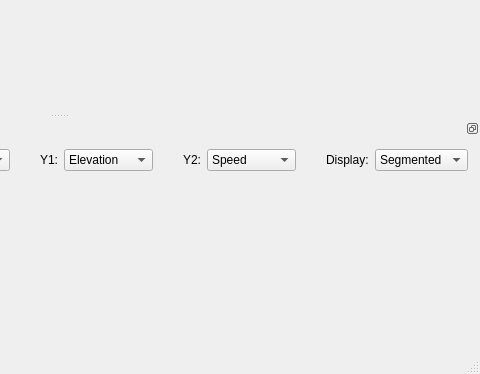
This is forms/rtmainwindow.ui in tobydox/rucktrack as Qt 5 draws it before an edit; both pictures show x 363 to 843 and y 314 to 688 of the 843 by 688 pixel window. The edited form follows.
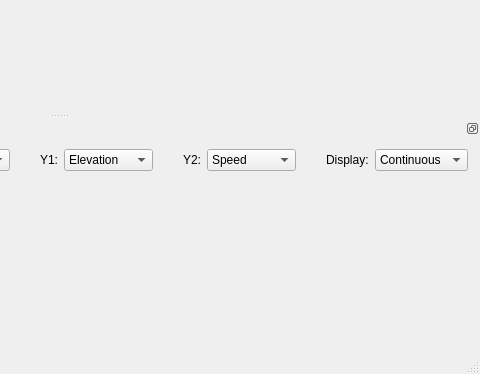
This is the edited form. Icons and pictures are not drawn. Custom widgets are drawn as their Qt base class.

Patch:
```diff
--- a/forms/rtmainwindow.ui
+++ b/forms/rtmainwindow.ui
@@ -456,7 +456,7 @@
         <widget class="QComboBox" name="graphDisplayCombo">
          <item>
           <property name="text">
-           <string>Segmented</string>
+           <string>Continuous</string>
           </property>
          </item>
          <item>
```
Left out of the diff: 2 changed lines with no effect on the pictures.
